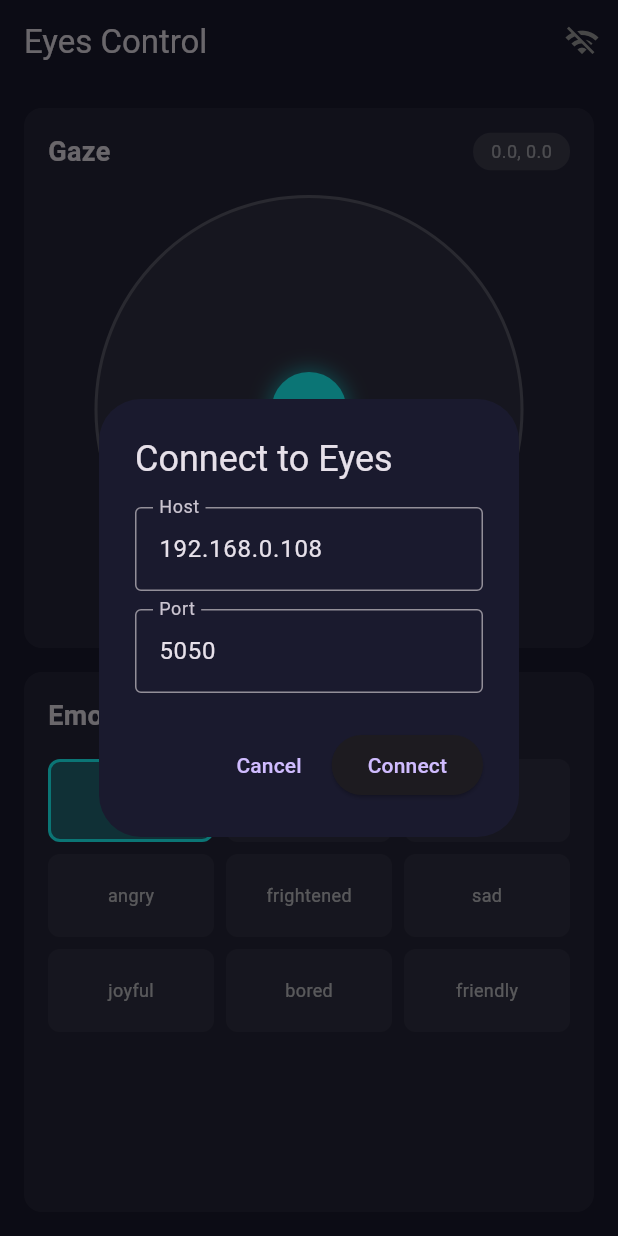
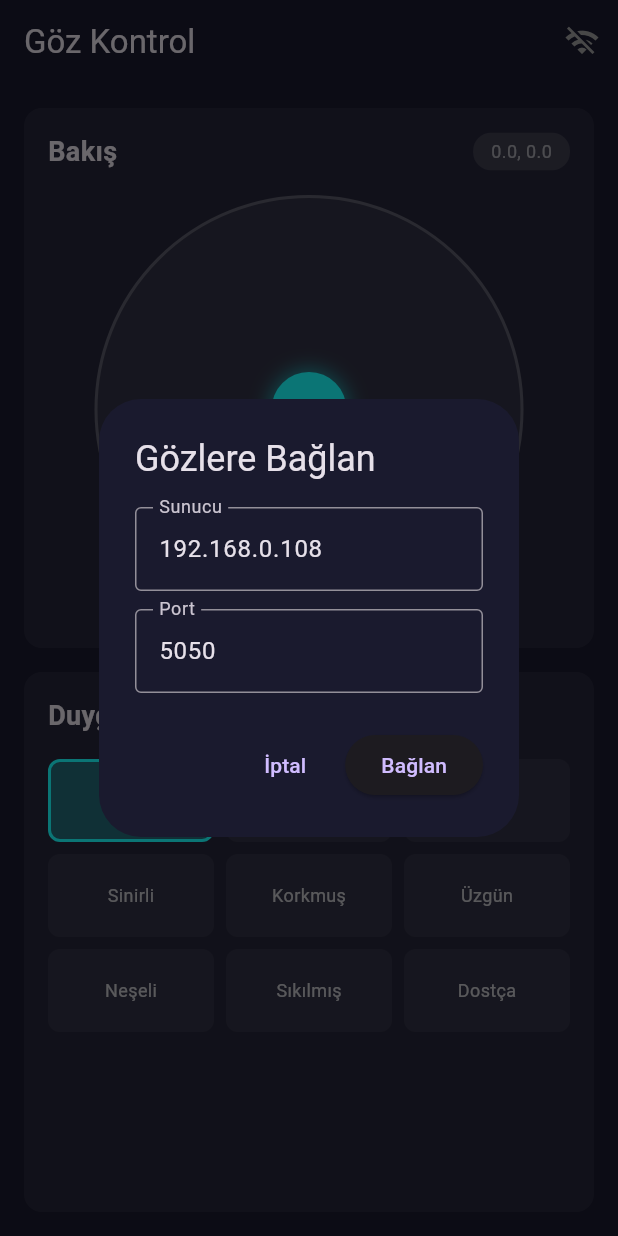
Before and after one commit to ilkerokutman/Robot-Eyes-With-Flutter-and-Raspberry, a Flutter app: the screen it shows after launch, after a tap on the "wifi off" icon, on a phone screen of 412 x 824 dp. Run offline on Flutter 3.47's test engine with Material 3 defaults, Android fonts, the phone set to English and light mode, and no system bars; missing offline and left inert: dart_periphery, window_manager.

Commit message:
Translate control app to Turkish and add WebSocket API docs
- All UI texts translated to Turkish
- Added emotion name translations (Boşta, Meraklı, Mutlu, etc.)
- Created WEBSOCKET_API.md for third-party integration
- Documented protocol, examples in Python/JS/Dart

```diff
--- a/rpi_eyes_control/lib/main.dart
+++ b/rpi_eyes_control/lib/main.dart
@@ -14,7 +14,7 @@ class ControlApp extends StatelessWidget {
   @override
   Widget build(BuildContext context) {
     return MaterialApp(
-      title: 'Eyes Control',
+      title: 'Göz Kontrol',
       debugShowCheckedModeBanner: false,
       theme: ThemeData.dark().copyWith(
         scaffoldBackgroundColor: const Color(0xFF1A1A2E),
@@ -34,6 +34,31 @@ enum Emotion {
   joyful,
   bored,
   friendly,
+}
+
+extension EmotionTR on Emotion {
+  String get trName {
+    switch (this) {
+      case Emotion.idle:
+        return 'Boşta';
+      case Emotion.curious:
+        return 'Meraklı';
+      case Emotion.happy:
+        return 'Mutlu';
+      case Emotion.angry:
+        return 'Sinirli';
+      case Emotion.frightened:
+        return 'Korkmuş';
+      case Emotion.sad:
+        return 'Üzgün';
+      case Emotion.joyful:
+        return 'Neşeli';
+      case Emotion.bored:
+        return 'Sıkılmış';
+      case Emotion.friendly:
+        return 'Dostça';
+    }
+  }
 }
 
 class ControlScreen extends StatefulWidget {
@@ -97,13 +122,13 @@ class _ControlScreenState extends State<ControlScreen> {
                 _onServerDiscovered(json);
               }
             } catch (e) {
-              debugPrint('Discovery parse error: $e');
+              debugPrint('Keşif ayrıştırma hatası: $e');
             }
           }
         }
       });
     } catch (e) {
-      debugPrint('Failed to start discovery: $e');
+      debugPrint('Keşif başlatılamadı: $e');
     }
   }
 
@@ -136,18 +161,17 @@ class _ControlScreenState extends State<ControlScreen> {
       context: context,
       builder: (context) => AlertDialog(
         backgroundColor: const Color(0xFF1A1A2E),
-        title: const Text('Connect to Eyes'),
+        title: const Text('Gözlere Bağlan'),
         content: Column(
           mainAxisSize: MainAxisSize.min,
           children: [
             if (_discoveredServers.isNotEmpty) ...[
               const Text(
-                'Discovered servers:',
+                'Bulunan sunucular:',
                 style: TextStyle(fontSize: 12, color: Colors.grey),
               ),
               const SizedBox(height: 8),
-              ..._discoveredServers.map(
-                (server) => ListTile(
+              ..._discoveredServers.map((server) => ListTile(
                     dense: true,
                     title: Text(
                       '${server['ip']}:${server['port']}',
@@ -158,14 +182,13 @@ class _ControlScreenState extends State<ControlScreen> {
                       _hostController.text = server['ip'] as String;
                       _portController.text = (server['port'] as int).toString();
                     },
-                ),
-              ),
+                  )),
               const Divider(),
             ],
             TextField(
               controller: _hostController,
               decoration: const InputDecoration(
-                labelText: 'Host',
+                labelText: 'Sunucu',
                 border: OutlineInputBorder(),
               ),
             ),
@@ -183,7 +206,7 @@ class _ControlScreenState extends State<ControlScreen> {
         actions: [
           TextButton(
             onPressed: () => Navigator.pop(context),
-            child: const Text('Cancel'),
+            child: const Text('İptal'),
           ),
           ElevatedButton(
             onPressed: _connecting
@@ -198,7 +221,7 @@ class _ControlScreenState extends State<ControlScreen> {
                     height: 20,
                     child: CircularProgressIndicator(strokeWidth: 2),
                   )
-                : const Text('Connect'),
+                : const Text('Bağlan'),
           ),
         ],
       ),
@@ -210,12 +233,12 @@ class _ControlScreenState extends State<ControlScreen> {
       context: context,
       builder: (context) => AlertDialog(
         backgroundColor: const Color(0xFF1A1A2E),
-        title: const Text('Disconnect?'),
-        content: const Text('Do you want to disconnect from the eyes?'),
+        title: const Text('Bağlantıyı Kes?'),
+        content: const Text('Gözlerden bağlantıyı kesmek istiyor musunuz?'),
         actions: [
           TextButton(
             onPressed: () => Navigator.pop(context),
-            child: const Text('Cancel'),
+            child: const Text('İptal'),
           ),
           ElevatedButton(
             onPressed: () {
@@ -223,7 +246,7 @@ class _ControlScreenState extends State<ControlScreen> {
               _disconnect();
             },
             style: ElevatedButton.styleFrom(backgroundColor: Colors.red),
-            child: const Text('Disconnect'),
+            child: const Text('Bağlantıyı Kes'),
           ),
         ],
       ),
@@ -294,7 +317,7 @@ class _ControlScreenState extends State<ControlScreen> {
   Widget build(BuildContext context) {
     return Scaffold(
       appBar: AppBar(
-        title: const Text('Eyes Control'),
+        title: const Text('Göz Kontrol'),
         backgroundColor: Colors.transparent,
         elevation: 0,
         actions: [
@@ -335,7 +358,7 @@ class _ControlScreenState extends State<ControlScreen> {
             mainAxisAlignment: MainAxisAlignment.spaceBetween,
             children: [
               const Text(
-                'Gaze',
+                'Bakış',
                 style: TextStyle(fontSize: 18, fontWeight: FontWeight.bold),
               ),
               InkWell(
@@ -446,7 +469,7 @@ class _ControlScreenState extends State<ControlScreen> {
         crossAxisAlignment: CrossAxisAlignment.start,
         children: [
           const Text(
-            'Emotion',
+            'Duygu',
             style: TextStyle(fontSize: 18, fontWeight: FontWeight.bold),
           ),
           const SizedBox(height: 16),
@@ -472,12 +495,11 @@ class _ControlScreenState extends State<ControlScreen> {
                     ),
                     alignment: Alignment.center,
                     child: Text(
-                      emotion.name,
+                      emotion.trName,
                       style: TextStyle(
                         fontSize: 12,
-                        fontWeight: isSelected
-                            ? FontWeight.bold
-                            : FontWeight.normal,
+                        fontWeight:
+                            isSelected ? FontWeight.bold : FontWeight.normal,
                         color: isSelected ? Colors.cyanAccent : Colors.white70,
                       ),
                     ),
```
Also changed, not shown: 1 other file. Lines whose indentation alone changed are shown as unchanged.
